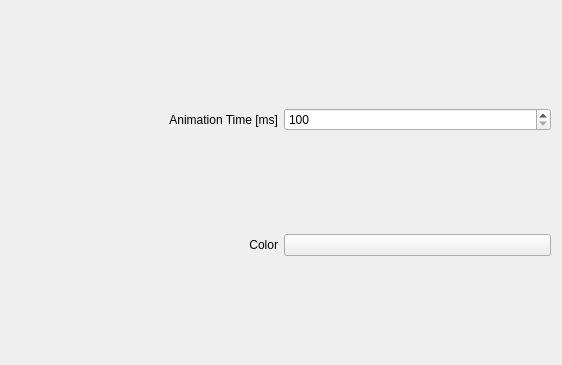
The window that kwin/tv/config.ui (Schneegans/Burn-My-Windows) describes before a commit, drawn with Qt 5.
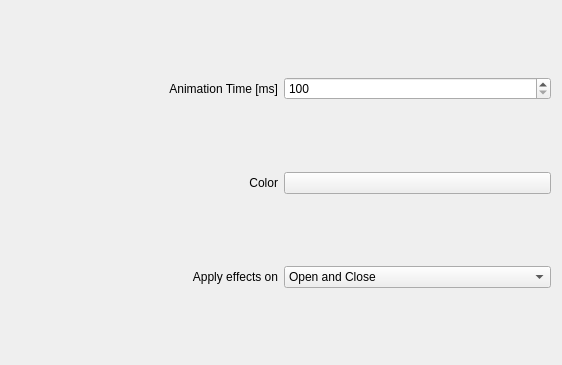
The same window after the commit. Custom widgets are drawn as their Qt base class.

Commit message: :tada: Apply effect on open only or close only

Patch:
```diff
--- a/kwin/tv/config.ui
+++ b/kwin/tv/config.ui
@@ -60,6 +60,40 @@
                     </property>
                 </widget>
             </item>
+        
+            <item row="2" column="0">
+                <widget class="QLabel" name="label_ApplyEffectsOn">
+                    <property name="text">
+                        <string>Apply effects on</string>
+                    </property>
+                    <property name="alignment">
+                        <set>Qt::AlignmentFlag::AlignRight|Qt::AlignmentFlag::AlignTrailing|Qt::AlignmentFlag::AlignVCenter</set>
+                    </property>
+                </widget>
+            </item>
+            <item row="2" column="1">
+                <widget class="QComboBox" name="kcfg_ApplyEffectsOn">
+                                        <property name="currentIndex">
+                        <number>2</number>
+                    </property>
+<item>
+                        <property name="text">
+                            <string>Open only</string>
+                        </property>
+                    </item>
+                    <item>
+                        <property name="text">
+                            <string>Close only</string>
+                        </property>
+                    </item>
+                    <item>
+                        <property name="text">
+                            <string>Open and Close</string>
+                        </property>
+                    </item>
+                </widget>
+            </item>
+
         </layout>
     </widget>
     <customwidgets>
```
The commit also changes 38 other files.
